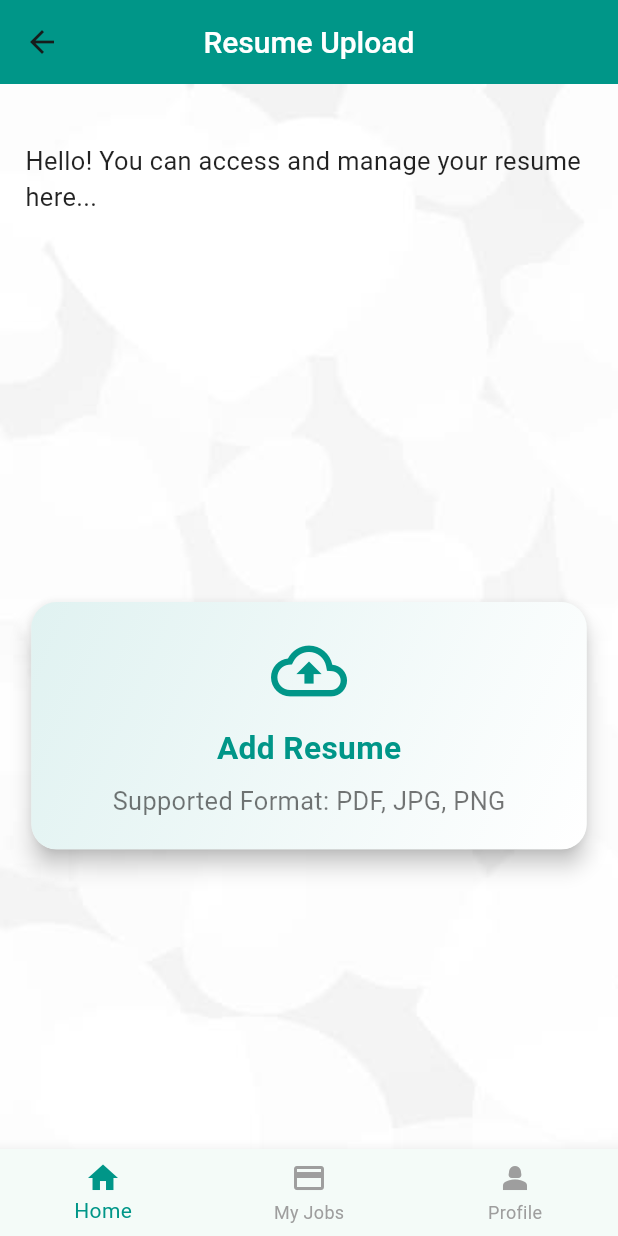
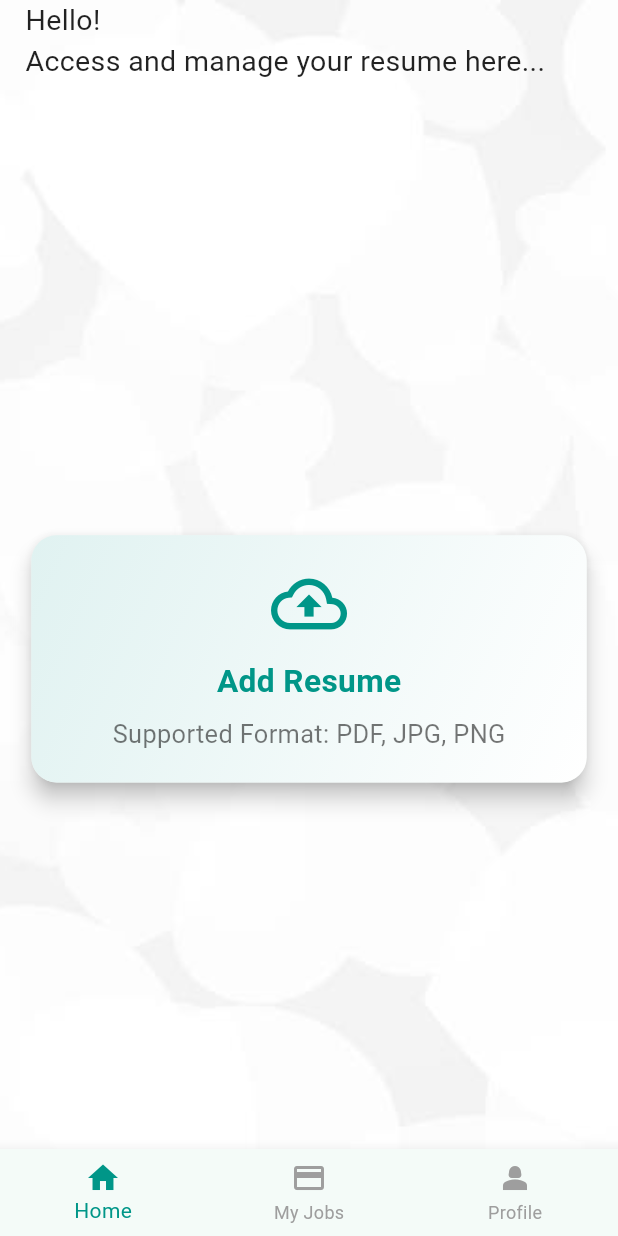
Before and after one commit to ANTONINEUTRON/bespoke_ai_job_app, a Flutter app: the screen it shows after launch, after a tap on "Get Started", on a phone screen of 412 x 824 dp. Run offline on Flutter 3.47's test engine with Material 3 defaults, Android fonts, the phone set to English and light mode, and no system bars; our stand-ins replace envied, equatable, file_picker, firebase_auth, firebase_core, firebase_storage and 11 more; missing offline and left inert: flutter_pdfview, pdfx; accounts and stored records are empty.

Commit message:
Made some tweaks to it

```diff
--- a/lib/extensions/auth.dart
+++ b/lib/extensions/auth.dart
@@ -3,7 +3,7 @@ import 'package:firebase_auth/firebase_auth.dart';
 import 'package:flutter/material.dart';
 import 'package:google_sign_in/google_sign_in.dart';
 
-import '../features/registration/ui/pages/signIn/signIn_page.dart';
+import '../features/registration/ui/pages/signin/signIn_page.dart';
 
 
 
--- a/lib/features/home/pages/home_page.dart
+++ b/lib/features/home/pages/home_page.dart
@@ -66,6 +66,10 @@ import 'package:flutter/material.dart';
 class HomePage extends StatefulWidget {
   const HomePage({super.key});
 
+  static route() => MaterialPageRoute(
+        builder: (context) => const HomePage(),
+      );
+
   @override
   State<HomePage> createState() => _HomePageState();
 }
--- a/lib/features/profile/repository/profile_repository.dart
+++ b/lib/features/profile/repository/profile_repository.dart
@@ -3,7 +3,7 @@ import 'package:firebase_auth/firebase_auth.dart';
 import 'package:firebase_storage/firebase_storage.dart';
 import 'package:flutter/material.dart';
 
-import '../../registration/ui/pages/signIn/signIn_page.dart';
+import '../../registration/ui/pages/signin/signIn_page.dart';
 
 class ProfileRepository {
   final FirebaseAuth _auth = FirebaseAuth.instance;
--- a/lib/features/profile/ui/pages/profile_page.dart
+++ b/lib/features/profile/ui/pages/profile_page.dart
@@ -7,7 +7,7 @@ import 'package:firebase_storage/firebase_storage.dart';
 import 'package:flutter/material.dart';
 import 'package:firebase_auth/firebase_auth.dart';
 import 'package:image_picker/image_picker.dart';
-import '../../../registration/ui/pages/signIn/signIn_page.dart';
+import '../../../registration/ui/pages/signin/signIn_page.dart';
 import '../widgets/icon_widget.dart';
 import 'change_password_page.dart';
 
@@ -15,7 +15,7 @@ class ProfilePage extends StatefulWidget {
   const ProfilePage({super.key});
 
   @override
-  _ProfilePageState createState() => _ProfilePageState();
+  State<ProfilePage> createState() => _ProfilePageState();
 }
 
 class _ProfilePageState extends State<ProfilePage> {
@@ -25,12 +25,8 @@ class _ProfilePageState extends State<ProfilePage> {
   bool _isAdsOff = true;
   final ImagePicker _picker = ImagePicker();
 
-
   // Function to allow the user to pick and upload a new image
   Future<void> _updateProfilePicture() async {
-    // Show log to check if tap is detected
-    print("Avatar tapped");
-
     final pickedFile = await _picker.pickImage(source: ImageSource.gallery);
     if (pickedFile != null) {
       try {
@@ -66,7 +62,6 @@ class _ProfilePageState extends State<ProfilePage> {
       print("No image selected");
     }
   }
-
 
   Future<void> _logout() async {
     try {
@@ -111,19 +106,22 @@ class _ProfilePageState extends State<ProfilePage> {
                 try {
                   await currentUser?.updateDisplayName(nameController.text);
                   setState(() {
-                    currentUser = FirebaseAuth.instance.currentUser; // Refresh currentUser
+                    currentUser = FirebaseAuth
+                        .instance.currentUser; // Refresh currentUser
                   });
 
                   Navigator.of(context).pop();
                   ScaffoldMessenger.of(context).showSnackBar(
-                    SnackBar(
+                    const SnackBar(
                       backgroundColor: Colors.teal,
-                      content: Text('Profile successfully updated',
+                      content: Text(
+                        'Profile successfully updated',
                         style: TextStyle(
                           fontSize: 16,
                           fontWeight: FontWeight.w500,
                           color: Colors.white,
-                        ),),
+                        ),
+                      ),
                       duration: Duration(seconds: 2),
                     ),
                   );
@@ -137,7 +135,6 @@ class _ProfilePageState extends State<ProfilePage> {
       },
     );
   }
-
 
   // Function to show delete account confirmation dialog
   Future<void> _showDeleteConfirmationDialog() async {
@@ -161,7 +158,8 @@ class _ProfilePageState extends State<ProfilePage> {
           ),
           actions: <Widget>[
             TextButton(
-              child: const Text('Cancel', style: TextStyle(fontSize: 16, color: Colors.white)),
+              child: const Text('Cancel',
+                  style: TextStyle(fontSize: 16, color: Colors.white)),
               onPressed: () {
                 Navigator.of(context).pop();
               },
@@ -205,7 +203,8 @@ class _ProfilePageState extends State<ProfilePage> {
   @override
   Widget build(BuildContext context) {
     return Scaffold(
-      body: StreamBuilder<User?>( // Listen for authentication state changes
+      body: StreamBuilder<User?>(
+        // Listen for authentication state changes
         stream: FirebaseAuth.instance.authStateChanges(),
         builder: (context, snapshot) {
           if (snapshot.connectionState == ConnectionState.waiting) {
@@ -235,7 +234,8 @@ class _ProfilePageState extends State<ProfilePage> {
                                   child: CircleAvatar(
                                     radius: 38,
                                     backgroundColor: Colors.grey,
-                                    backgroundImage: currentUser?.photoURL != null
+                                    backgroundImage: currentUser?.photoURL !=
+                                            null
                                         ? NetworkImage(currentUser!.photoURL!)
                                         : null,
                                     child: currentUser?.photoURL == null
@@ -303,7 +303,6 @@ class _ProfilePageState extends State<ProfilePage> {
                                 'Edit Username',
                                 _showEditProfileDialog,
                               ),
-
                               _buildDivider(),
                               _buildListTileWithSpacing(
                                 Icons.lock,
@@ -318,7 +317,6 @@ class _ProfilePageState extends State<ProfilePage> {
                                   );
                                 },
                               ),
-
                               _buildDivider(),
                               _buildListTileWithSpacing(
                                 Icons.help_outline,
@@ -327,8 +325,7 @@ class _ProfilePageState extends State<ProfilePage> {
                                   Navigator.push(
                                     context,
                                     MaterialPageRoute(
-                                      builder: (context) =>
-                                          HelpCenterPage(),
+                                      builder: (context) => HelpCenterPage(),
                                     ),
                                   );
                                 },
@@ -341,8 +338,7 @@ class _ProfilePageState extends State<ProfilePage> {
                                   Navigator.push(
                                     context,
                                     MaterialPageRoute(
-                                      builder: (context) =>
-                                          FeedbackPage(),
+                                      builder: (context) => FeedbackPage(),
                                     ),
                                   );
                                 },
@@ -363,7 +359,6 @@ class _ProfilePageState extends State<ProfilePage> {
                               ),
                               _buildDivider(),
                               buildToggleAds(),
-
                               _buildDivider(),
                               _buildListTileWithSpacing(
                                 Icons.delete,
@@ -376,9 +371,9 @@ class _ProfilePageState extends State<ProfilePage> {
                                 Icons.logout,
                                 'Logout',
                                 _logout,
-                                trailing: SizedBox.shrink(), // This removes the trailing icon
+                                trailing: SizedBox
+                                    .shrink(), // This removes the trailing icon
                               ),
-
                             ],
                           ),
                         ),
@@ -400,7 +395,16 @@ class _ProfilePageState extends State<ProfilePage> {
                 child: Column(
                   mainAxisAlignment: MainAxisAlignment.center,
                   children: [
-                    const Text("No user logged in."),
+                    Icon(
+                      Icons.person_remove,
+                      color: Theme.of(context).primaryColor,
+                      size: 200,
+                    ),
+                     Text(
+                      "You are not signed in!\nYou have to sign in to access certain features",
+                      style: TextStyle(color: Theme.of(context).primaryColor),
+                      textAlign: TextAlign.center,
+                    ),
                     ElevatedButton(
                       onPressed: () {
                         Navigator.push(
@@ -409,7 +413,7 @@ class _ProfilePageState extends State<ProfilePage> {
                               builder: (context) => const SignInPage()),
                         );
                       },
-                      child: const Text("Go to Sign In"),
+                      child: const Text("Sign in"),
                     ),
                   ],
                 ),
@@ -421,14 +425,18 @@ class _ProfilePageState extends State<ProfilePage> {
     );
   }
 
-
-
-
-  Widget _buildListTileWithSpacing(IconData icon, String title, VoidCallback onTap, {Widget? trailing,bool isDelete = false}) {
+  Widget _buildListTileWithSpacing(
+      IconData icon, String title, VoidCallback onTap,
+      {Widget? trailing, bool isDelete = false}) {
     return Padding(
       padding: const EdgeInsets.symmetric(horizontal: 12.0, vertical: 12.0),
       child: ListTile(
-        trailing: trailing ?? Icon(Icons.arrow_forward_ios_outlined, size: 20,color: Colors.teal,),
+        trailing: trailing ??
+            Icon(
+              Icons.arrow_forward_ios_outlined,
+              size: 20,
+              color: Colors.teal,
+            ),
         leading: Container(
           padding: const EdgeInsets.all(8.0),
           decoration: BoxDecoration(
@@ -441,11 +449,14 @@ class _ProfilePageState extends State<ProfilePage> {
             color: Colors.white,
           ),
         ),
-        title: Text(title,style: TextStyle(
+        title: Text(
+          title,
+          style: TextStyle(
             fontWeight: FontWeight.w500,
             fontSize: 18,
             color: Colors.black54,
-        ),),
+          ),
+        ),
         onTap: onTap,
       ),
     );
@@ -467,8 +478,6 @@ class _ProfilePageState extends State<ProfilePage> {
         },
       );
 
-
-
   Widget _buildDivider() {
     return const Divider(
       thickness: 1,
--- a/lib/features/registration/ui/pages/signIn/signIn_page.dart
+++ b/lib/features/registration/ui/pages/signIn/signIn_page.dart
@@ -143,12 +143,12 @@
 
 
 
-import 'package:bespoke_ai_job_app/features/registration/ui/pages/signIn/signInForm_page.dart';
+import 'package:bespoke_ai_job_app/features/registration/ui/pages/signin/signInForm_page.dart';
+import 'package:bespoke_ai_job_app/features/registration/ui/pages/signup/sign_up_page.dart';
 import 'package:flutter/material.dart';
 import 'package:flutter/widgets.dart';
 
 import '../../../../../extensions/auth.dart';
-import '../signUp/signUp_page.dart';
 
 class SignInPage extends StatefulWidget {
   const SignInPage({super.key});
--- a/lib/features/registration/ui/pages/welcome_page/welcome_screen_page.dart
+++ b/lib/features/registration/ui/pages/welcome_page/welcome_screen_page.dart
@@ -3,10 +3,6 @@ import 'package:flutter/material.dart';
 
 class WelcomeScreen extends StatefulWidget {
   const WelcomeScreen({super.key});
-
-  static route() => MaterialPageRoute(
-    builder: (context) => const HomePage(),
-  );
 
   @override
   State<WelcomeScreen> createState() => _WelcomeScreenState();
@@ -21,33 +17,37 @@ class _WelcomeScreenState extends State<WelcomeScreen> {
         height: MediaQuery.of(context).size.height,
         child: Stack(
           children: [
-            Stack(children: [
+            Stack(
+              children: [
                 Container(
                   width: MediaQuery.of(context).size.width,
-                height: MediaQuery.of(context).size.height/1.6,
+                  height: MediaQuery.of(context).size.height / 1.6,
                   decoration: const BoxDecoration(
                     color: Colors.white,
                   ),
                 ),
                 Container(
                   width: MediaQuery.of(context).size.width,
-                height: MediaQuery.of(context).size.height/1.6,
+                  height: MediaQuery.of(context).size.height / 1.6,
                   decoration: const BoxDecoration(
-                  color:Colors.teal,
-                  borderRadius: BorderRadius.only(
-                      bottomRight: Radius.circular(70)),
+                    color: Colors.teal,
+                    borderRadius:
+                        BorderRadius.only(bottomRight: Radius.circular(70)),
                   ),
                   child: Center(
-                  child: Image.asset('assets/welimage.png',scale: 0.2,
+                    child: Image.asset(
+                      'assets/welimage.png',
+                      scale: 0.2,
                     ),
                   ),
                 )
-            ],),
+              ],
+            ),
             Align(
               alignment: Alignment.bottomCenter,
               child: Container(
                 width: MediaQuery.of(context).size.width,
-                height: MediaQuery.of(context).size.height/2.666,
+                height: MediaQuery.of(context).size.height / 2.666,
                 decoration: BoxDecoration(
                   color: Colors.teal,
                 ),
@@ -57,18 +57,23 @@ class _WelcomeScreenState extends State<WelcomeScreen> {
               alignment: Alignment.bottomCenter,
               child: Container(
                 width: MediaQuery.of(context).size.width,
-                height: MediaQuery.of(context).size.height/2.666,
-                padding: EdgeInsets.only(top: 20,bottom: 20),
+                height: MediaQuery.of(context).size.height / 2.666,
+                padding: EdgeInsets.only(
+                  top: 20,
+                  bottom: 20,
+                ),
                 decoration: BoxDecoration(
                   color: Color(0xFFFFFFFF),
-                  borderRadius: BorderRadius.only(topLeft: Radius.circular(70),
+                  borderRadius: BorderRadius.only(
+                    topLeft: Radius.circular(70),
                   ),
                 ),
                 child: Padding(
                   padding: const EdgeInsets.all(20.0),
                   child: Column(
                     children: [
-                      Text("Empowering Your Career Journey",
+                      Text(
+                        "Empowering Your Career Journey",
                         style: TextStyle(
                           fontSize: 24.0,
                           fontWeight: FontWeight.w600,
@@ -87,19 +92,19 @@ class _WelcomeScreenState extends State<WelcomeScreen> {
                       SizedBox(height: 30),
                       ElevatedButton(
                         onPressed: () {
-                          Navigator.of(context).push(WelcomeScreen.route());
+                          Navigator.of(context).push(HomePage.route());
                         },
                         style: ElevatedButton.styleFrom(
-                          backgroundColor:  Colors.teal,
-                          padding: EdgeInsets.symmetric(vertical: 16, horizontal: 80),
+                          backgroundColor: Colors.teal,
                           shape: RoundedRectangleBorder(
                             borderRadius: BorderRadius.circular(10),
                           ),
                         ),
-                        child: Text("Get Started",
+                        child: Text(
+                          "Get Started",
                           style: TextStyle(
-                            fontSize: 24,
-                            fontWeight: FontWeight.bold,
+                            fontSize: 18,
+                            fontWeight: FontWeight.w500,
                             color: Colors.white,
                           ),
                         ),
--- a/lib/features/resume/ui/pages/resume_page.dart
+++ b/lib/features/resume/ui/pages/resume_page.dart
@@ -16,18 +16,18 @@ class ResumePage extends StatelessWidget {
     List<ResumeModel> listOfResume = context.watch<ResumeBloc>().state.resumes;
 
     return Scaffold(
-      appBar: AppBar(
-        centerTitle: true,
-        title: Text(
-          "Resume Upload",
-          style: TextStyle(
-            fontSize: 20,
-            fontWeight: FontWeight.w500,
-            color: Colors.white,
-          ),
-        ),
-        backgroundColor: Colors.teal,
-      ),
+      // appBar: AppBar(
+      //   centerTitle: true,
+      //   title: Text(
+      //     "Resume Upload",
+      //     style: TextStyle(
+      //       fontSize: 20,
+      //       fontWeight: FontWeight.w500,
+      //       color: Colors.white,
+      //     ),
+      //   ),
+      //   backgroundColor: Colors.teal,
+      // ),
       body: SafeArea(
         child: Container(
           width: double.infinity,
@@ -42,15 +42,12 @@ class ResumePage extends StatelessWidget {
             child: Column(
               crossAxisAlignment: CrossAxisAlignment.start,
               children: [
-                Padding(
-                  padding: EdgeInsets.only(top: 40.h),
-                  child: Text(
-                    "Hello! You can access and manage your resume here...",
+                Text(
+                  "Hello! \nAccess and manage your resume here...",
                   style: TextStyle(
-                      fontSize: 16.sp,
+                    fontSize: 18.sp,
                     fontWeight: FontWeight.w400,
                     color: Colors.black87,
-                    ),
                   ),
                 ),
                 SizedBox(height: 60.h),
```
Also changed, not shown: lib/features/jobs/ui/pages/add_job_page.dart (+9 -4 lines), lib/features/registration/ui/pages/signup/sign_up_form.dart (renamed from lib/features/registration/ui/pages/signUp/signUpForm_page.dart, +10 -10 lines), lib/features/registration/ui/pages/signup/sign_up_page.dart (renamed from lib/features/registration/ui/pages/signUp/signUp_page.dart, +3 -6 lines), lib/main.dart (+0 -12 lines). Lines whose indentation alone changed are shown as unchanged.
